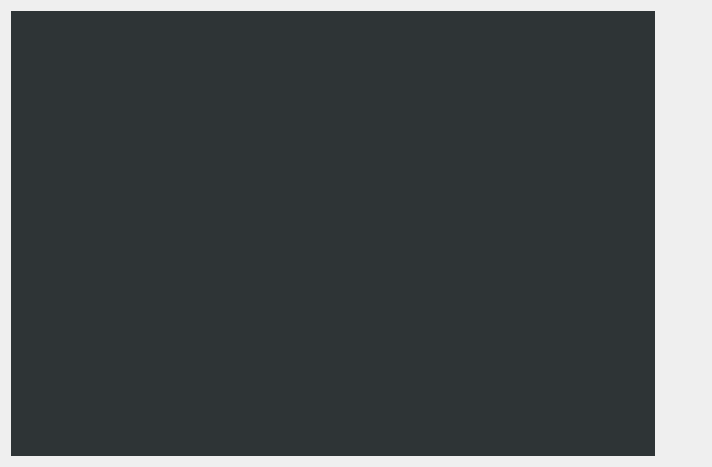
This is src/mainwidget.ui in handysome6/CameraApp as Qt 5 draws it before an edit. The edited form follows.
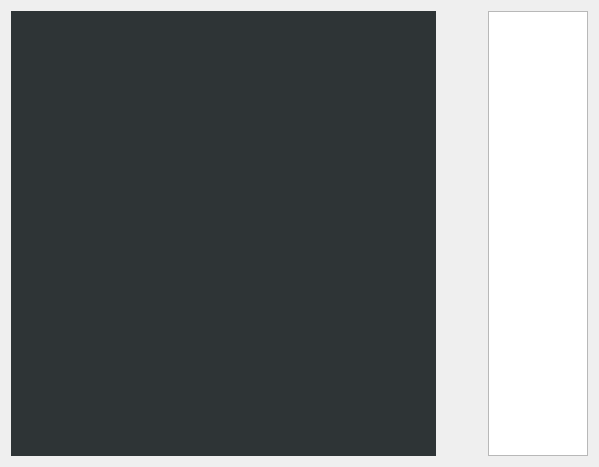
This is the edited form. Icons and pictures are not drawn.

What changed in the file:
```diff
--- a/src/mainwidget.ui
+++ b/src/mainwidget.ui
@@ -6,7 +6,7 @@
    <rect>
     <x>0</x>
     <y>0</y>
-    <width>712</width>
+    <width>599</width>
     <height>467</height>
    </rect>
   </property>
@@ -461,8 +461,8 @@
        </property>
        <property name="iconSize">
         <size>
-         <width>85</width>
-         <height>85</height>
+         <width>75</width>
+         <height>75</height>
         </size>
        </property>
        <property name="flat">
@@ -481,8 +481,8 @@
        </property>
        <property name="iconSize">
         <size>
-         <width>85</width>
-         <height>85</height>
+         <width>75</width>
+         <height>75</height>
         </size>
        </property>
        <property name="flat">
@@ -501,8 +501,8 @@
        </property>
        <property name="iconSize">
         <size>
-         <width>85</width>
-         <height>85</height>
+         <width>75</width>
+         <height>75</height>
         </size>
        </property>
        <property name="flat">
@@ -512,6 +512,19 @@
      </item>
     </layout>
    </item>
+   <item>
+    <widget class="QTextEdit" name="infoArea">
+     <property name="maximumSize">
+      <size>
+       <width>100</width>
+       <height>16777215</height>
+      </size>
+     </property>
+     <property name="readOnly">
+      <bool>true</bool>
+     </property>
+    </widget>
+   </item>
   </layout>
  </widget>
  <layoutdefault spacing="6" margin="11"/>
```
Left out of the diff: 8 changed lines with no effect on the pictures.
